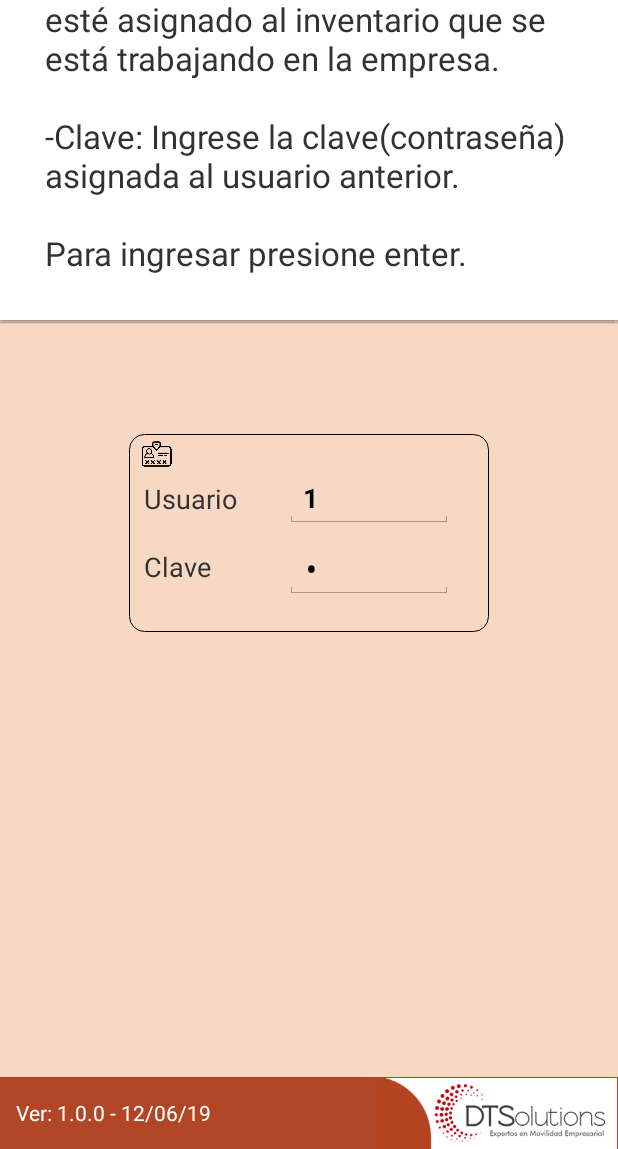
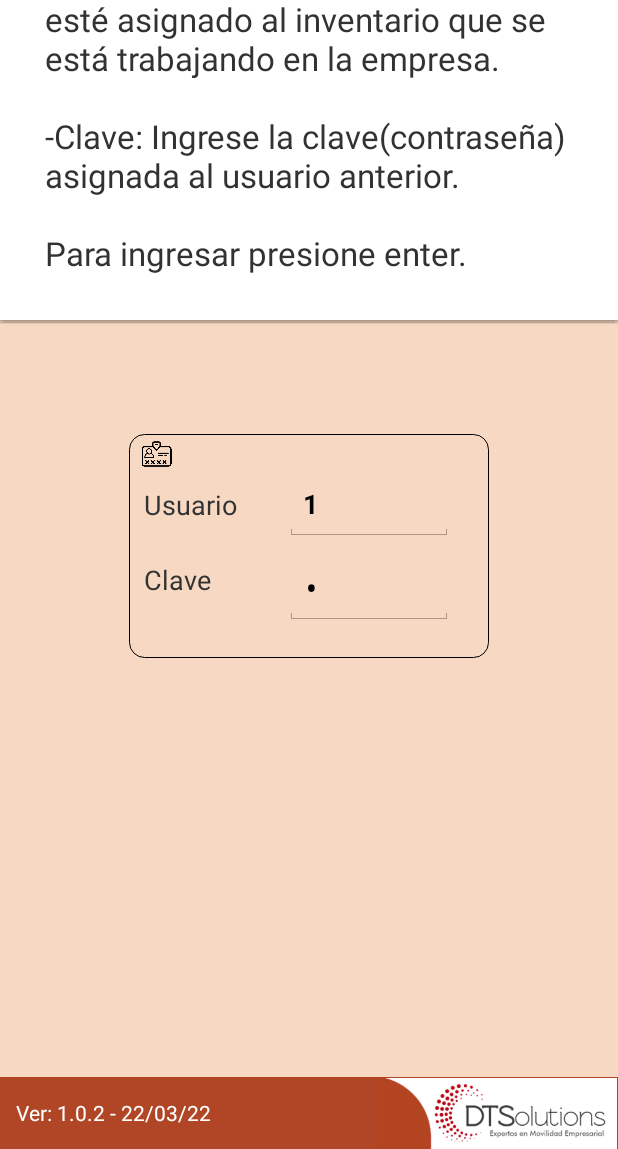
Before and after one commit to dtsolutionsgt/tomweb, an Android app: the Ingreso screen opened directly, with no data from a screen before it, after a tap on an icon or button, on a phone screen of 412 x 824 dp, the part 87-1236 px from its top. Run offline under Robolectric (Android 15) with nearby library versions, the phone set to English and light mode, and no system bars.

```diff
--- a/app/build.gradle
+++ b/app/build.gradle
@@ -7,7 +7,7 @@ android {
         minSdkVersion 23
         targetSdkVersion 28
         versionCode 1
-        versionName "1.0"
+        versionName "1.0.2"
         testInstrumentationRunner "android.support.test.runner.AndroidJUnitRunner"
     }
     buildTypes {
@@ -20,8 +20,8 @@ android {
 
 dependencies {
     implementation fileTree(dir: 'libs', include: ['*.jar'])
-    implementation 'com.android.support.constraint:constraint-layout:1.0.2'
+    implementation 'com.android.support.constraint:constraint-layout:2.0.4'
     implementation 'com.android.support:appcompat-v7:28.0.0'
-    testImplementation 'junit:junit:4.12'
+    testImplementation 'junit:junit:4.13.2'
     implementation files('libs/ksoap2-android-assembly-3.0.0-jar-with-dependencies.jar')
 }
--- a/app/src/main/java/com/dts/tomweb/Ingreso.java
+++ b/app/src/main/java/com/dts/tomweb/Ingreso.java
@@ -16,7 +16,7 @@ public class Ingreso extends PBase {
     private EditText txtUser,txtPass;
     private TextView lblTitle,lblVer;
 
-    private String version="Ver: 1.0.0 - 12/06/19";
+    private String version="Ver: 1.0.2 - 22/03/22";
 
 
     @Override
--- a/app/src/main/res/layout/activity_ingreso.xml
+++ b/app/src/main/res/layout/activity_ingreso.xml
@@ -19,14 +19,14 @@
             android:layout_width="wrap_content"
             android:layout_height="wrap_content"
             android:layout_centerInParent="true"
-            android:text="TOM WEB"
+            android:text="@string/tom_web"
             android:textColor="#FFFFFF"
             android:textSize="24sp"
             android:textStyle="bold" />
 
         <ImageView
             android:id="@+id/imageView2"
-            android:layout_width="36dp"
+            android:layout_width="48dp"
             android:layout_height="wrap_content"
             android:layout_alignParentRight="true"
             android:layout_marginRight="5dp"
@@ -89,7 +89,7 @@
                 android:layout_marginLeft="10dp"
                 android:gravity="center_vertical"
                 android:paddingRight="10dp"
-                android:text="Usuario"
+                android:text="@string/usuario"
                 android:textSize="18sp" />
 
             <EditText
@@ -104,6 +104,7 @@
                 android:ems="10"
                 android:imeOptions="actionNext"
                 android:inputType="textPersonName"
+                android:minHeight="48dp"
                 android:textStyle="bold" />
 
             <ImageView
@@ -125,6 +126,7 @@
                 android:ems="10"
                 android:imeOptions="actionSend"
                 android:inputType="textPassword"
+                android:minHeight="48dp"
                 android:textStyle="bold" />
 
             <TextView
--- a/app/src/main/res/values/strings.xml
+++ b/app/src/main/res/values/strings.xml
@@ -1,3 +1,5 @@
 <resources>
     <string name="app_name">Tom Web</string>
+    <string name="tom_web">TOM WEB</string>
+    <string name="usuario">Usuario</string>
 </resources>
--- a/build.gradle
+++ b/build.gradle
@@ -4,10 +4,10 @@ buildscript {
 
     repositories {
         google()
-        jcenter()
+        mavenCentral()
     }
     dependencies {
-        classpath 'com.android.tools.build:gradle:3.4.1'
+        classpath 'com.android.tools.build:gradle:7.1.2'
 
 
         // NOTE: Do not place your application dependencies here; they belong
@@ -18,7 +18,7 @@ buildscript {
 allprojects {
     repositories {
         google()
-        jcenter()
+        mavenCentral()
     }
 }
 
```
Also changed, not shown: app/src/main/java/com/dts/tomweb/ComWS.java (+30 -6 lines), gradle/wrapper/gradle-wrapper.properties.
